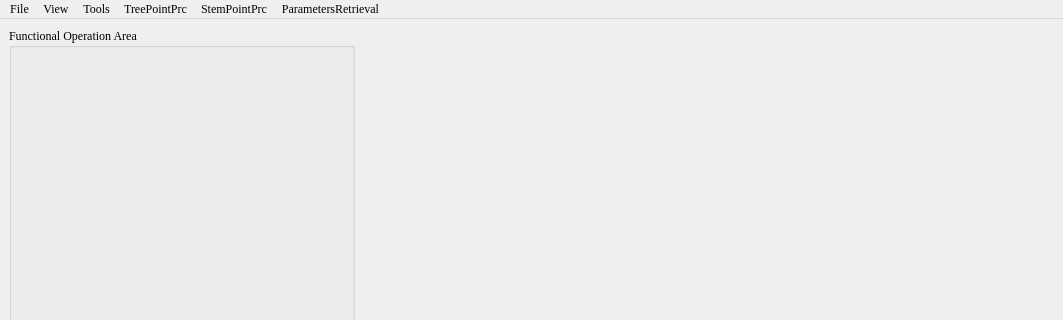
Above: Source/TreePclQtGui.ui from leiyouxy/3DStemModel before the change; both pictures show x 0 to 1063 and y 0 to 320 of the 1063 by 763 pixel window. Below: the same form after it.
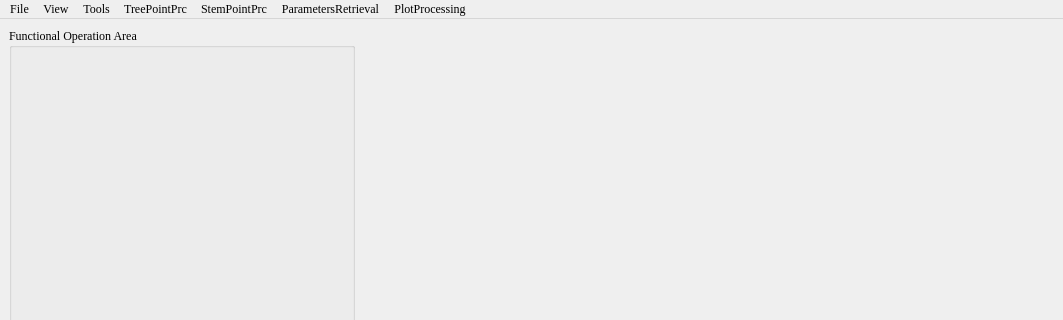
That is the form after the change. Icons and pictures are not drawn. Custom widgets are drawn as their Qt base class.

Patch:
```diff
--- a/Source/TreePclQtGui.ui
+++ b/Source/TreePclQtGui.ui
@@ -175,12 +175,19 @@
     <addaction name="separator"/>
     <addaction name="actionDemo_Form_and_Class"/>
    </widget>
+   <widget class="QMenu" name="menuPlotProcessing">
+    <property name="title">
+     <string>PlotProcessing</string>
+    </property>
+    <addaction name="actionPlotProc"/>
+   </widget>
    <addaction name="menuFile"/>
    <addaction name="menuView"/>
    <addaction name="menuBaseFittingMethods"/>
    <addaction name="menuTreePointPrc"/>
    <addaction name="menuStemPointPrc"/>
    <addaction name="menu_StemParametersRetrieval"/>
+   <addaction name="menuPlotProcessing"/>
   </widget>
   <widget class="QStatusBar" name="statusBar"/>
   <action name="actionOpen_File">
```
Left out of the diff: 20 changed lines with no effect on the pictures.
